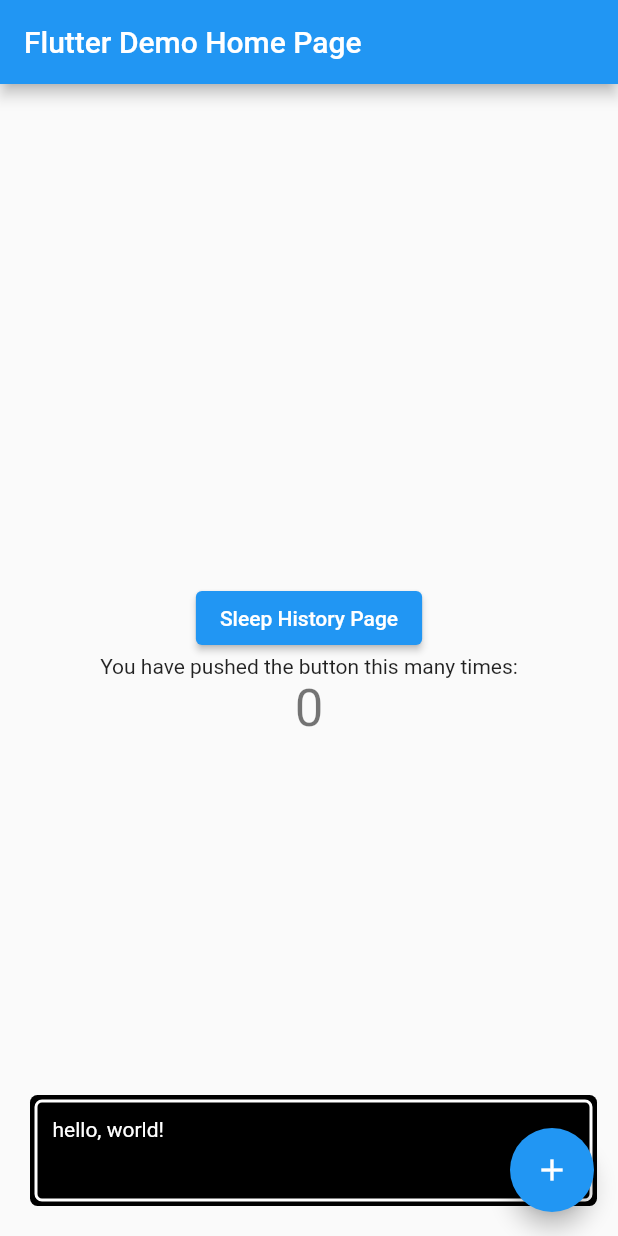
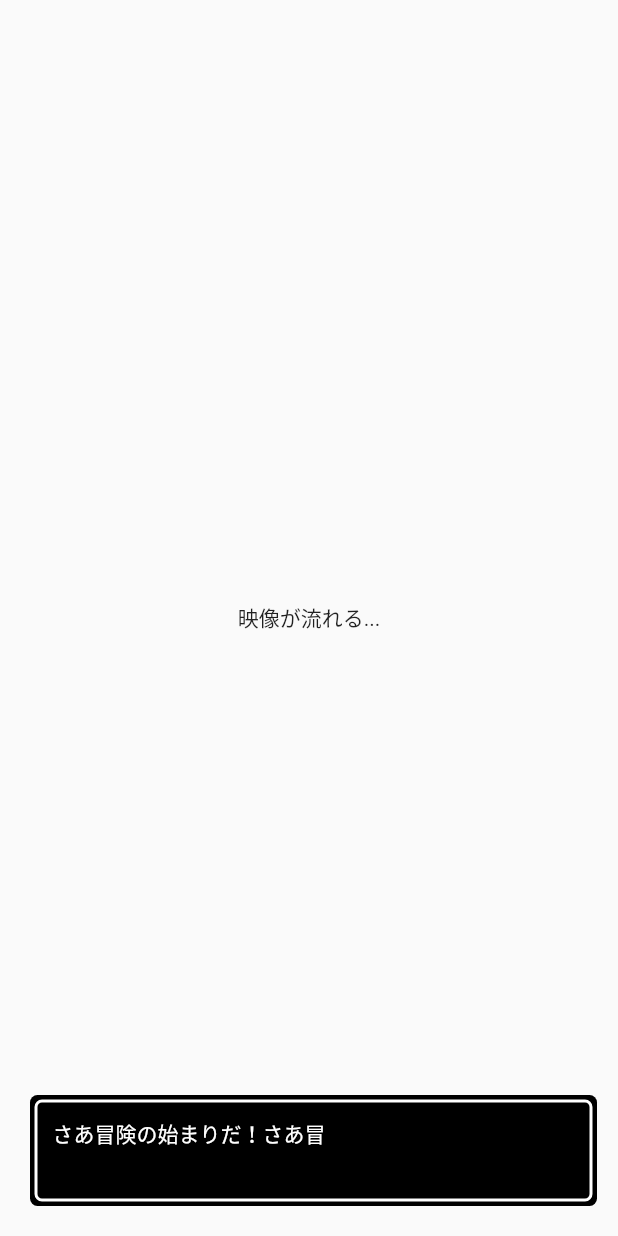
Before and after one commit to suyaaanimal/suyaa-mobile, a Flutter app: the screen it shows after launch, after a tap on "こんにちは、世界！こんにちは、世界！こんにちは、世界！こんにちは、世界", on a phone screen of 412 x 824 dp. Run offline on Flutter 3.47's test engine with Material 2 defaults, Android fonts, the phone set to English and light mode, and no system bars; our stand-ins replace google_fonts, syncfusion_flutter_charts; missing offline and left inert: dart:ffi; Roboto replaces fonts that are missing (DotGothic16).

Commit message:
最低限の画面遷移だけ

```diff
--- /dev/null
+++ b/lib/components/opening.dart
@@ -0,0 +1,33 @@
+import 'package:flutter/material.dart';
+import 'package:rpg_font/components/login.dart';
+import 'package:rpg_font/components/speech_buddle.dart';
+
+class OpeningPage extends StatefulWidget {
+  const OpeningPage({Key? key, required this.title}) : super(key: key);
+
+  final String title;
+
+  @override
+  State<OpeningPage> createState() => _OpeningPageState();
+}
+
+class _OpeningPageState extends State<OpeningPage> {
+  final texts = [
+    'こんにちは、世界！こんにちは、世界！こんにちは、世界！こんにちは、世界！',
+    'さあ冒険の始まりだ！さあ冒険の始まりだ！さあ冒険の始まりだ！さあ冒険の始まりだ！'
+  ];
+
+  @override
+  Widget build(BuildContext context) {
+    return Scaffold(
+      body: BottomFloattingSpeechBubble(
+        texts: texts,
+        onEnd: () => Navigator.push(context,
+            MaterialPageRoute(builder: ((context) => const LoginPage()))),
+        child: const Center(
+          child: Text('映像が流れる...'),
+        ),
+      ),
+    );
+  }
+}
--- a/lib/main.dart
+++ b/lib/main.dart
@@ -1,7 +1,5 @@
 import 'package:flutter/material.dart';
-import 'package:rpg_font/components/sleep_history.dart';
-
-import 'components/speech_buddle.dart';
+import 'components/opening.dart';
 
 void main() {
   runApp(const MyApp());
@@ -14,74 +12,11 @@ class MyApp extends StatelessWidget {
   Widget build(BuildContext context) {
     return MaterialApp(
       title: 'Flutter Demo',
+      debugShowCheckedModeBanner: false,
       theme: ThemeData(
         primarySwatch: Colors.blue,
       ),
-      home: const MyHomePage(title: 'Flutter Demo Home Page'),
+      home: const OpeningPage(title: 'Flutter Demo Home Page'),
     );
   }
 }
-
-class MyHomePage extends StatefulWidget {
-  const MyHomePage({Key? key, required this.title}) : super(key: key);
-
-  final String title;
-
-  @override
-  State<MyHomePage> createState() => _MyHomePageState();
-}
-
-class _MyHomePageState extends State<MyHomePage> {
-  final texts = [
-    'こんにちは、世界！こんにちは、世界！こんにちは、世界！こんにちは、世界！',
-    'hello, world! hello, world! hello, world! hello, world! hello, world!',
-    'さあ冒険の始まりだ！さあ冒険の始まりだ！さあ冒険の始まりだ！さあ冒険の始まりだ！'
-  ];
-  int _counter = 0;
-
-  void _incrementCounter() {
-    setState(() {
-      _counter++;
-    });
-  }
-
-  @override
-  Widget build(BuildContext context) {
-    return Scaffold(
-      appBar: AppBar(
-        title: Text(widget.title),
-      ),
-      body: BottomFloattingSpeechBubble(
-        texts: texts,
-        onEnd: () => debugPrint('吹き出し終了!'),
-        child: Center(
-          child: Column(
-            mainAxisAlignment: MainAxisAlignment.center,
-            children: <Widget>[
-              ElevatedButton(
-                onPressed: () => Navigator.of(context).push(
-                  MaterialPageRoute(
-                    builder: (context) => SleepHistoryPage(),
-                  ),
-                ),
-                child: const Text('Sleep History Page'),
-              ),
-              const Text(
-                'You have pushed the button this many times:',
-              ),
-              Text(
-                '$_counter',
-                style: Theme.of(context).textTheme.headline4,
-              ),
-            ],
-          ),
-        ),
-      ),
-      floatingActionButton: FloatingActionButton(
-        onPressed: _incrementCounter,
-        tooltip: 'Increment',
-        child: const Icon(Icons.add),
-      ),
-    );
-  }
-}
```
Also changed, not shown: lib/components/login.dart (added, +22 -0 lines), lib/components/main_page.dart (added, +68 -0 lines), lib/components/set_timer.dart (added, +30 -0 lines).
